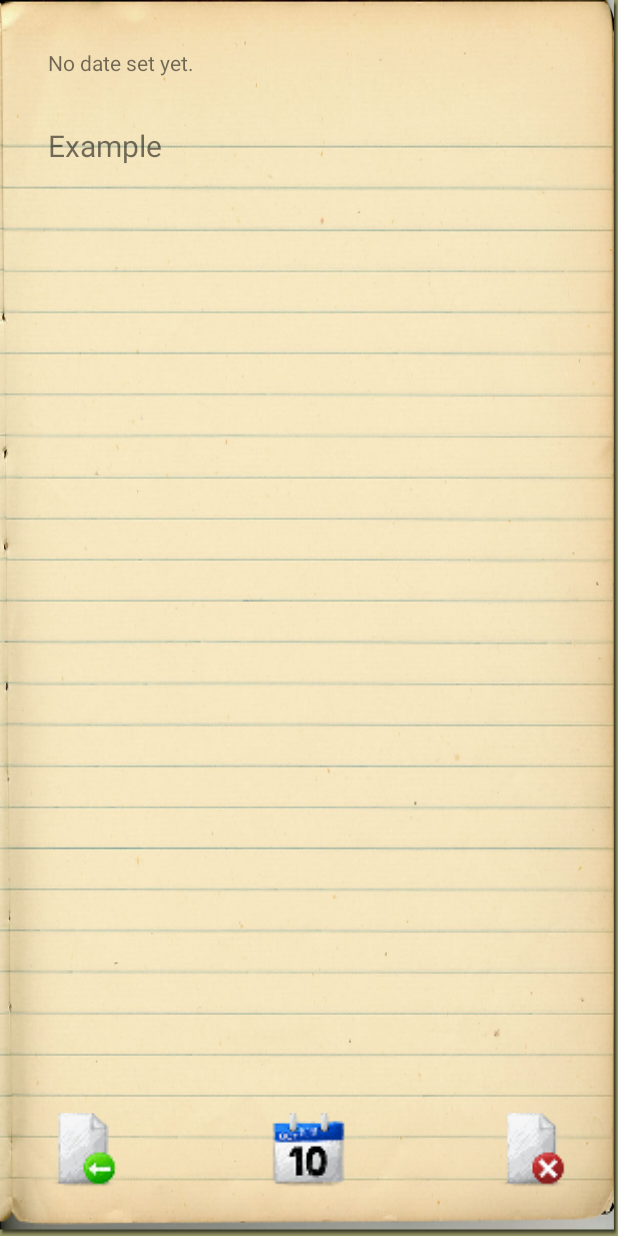
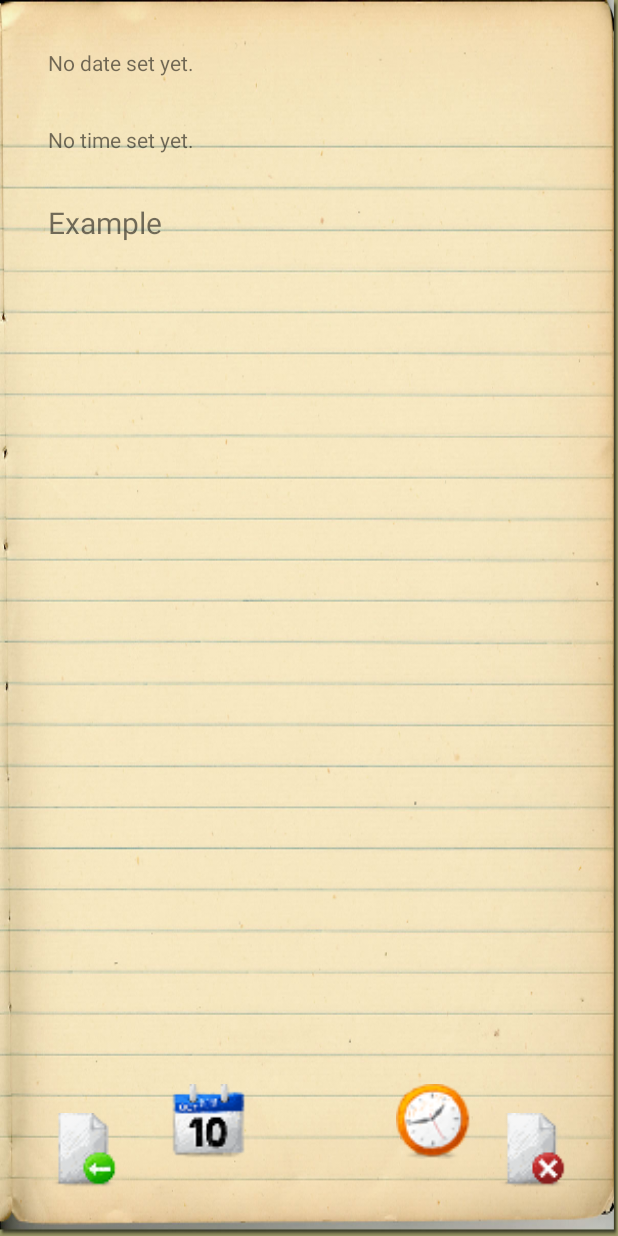
Before and after one commit to Malenea/ToDoList, an Android app: the layout popup.xml on its own in the app's theme, with its tools: preview values and no code run, on a phone screen of 412 x 824 dp. Run offline under Robolectric (Android 15) with nearby library versions, the phone set to English and light mode, and no system bars.

Commit message:
Added dif button for time

```diff
--- a/app/src/main/res/layout/popup.xml
+++ b/app/src/main/res/layout/popup.xml
@@ -17,12 +17,20 @@
         />
 
     <TextView
+        android:id="@+id/popup_txtTime"
+        android:text="@string/notime"
+        android:layout_width="wrap_content"
+        android:layout_height="wrap_content"
+        android:layout_below="@id/popup_txtDate"
+        android:layout_margin="@dimen/fab_margin"/>
+
+    <TextView
         android:id="@+id/popup_txt"
         android:layout_width="wrap_content"
         android:layout_height="wrap_content"
         android:textSize="20sp"
         android:text="@string/example"
-        android:layout_below="@id/popup_txtDate"
+        android:layout_below="@id/popup_txtTime"
         android:layout_margin="@dimen/fab_margin" />
 
     <ImageButton
@@ -44,13 +52,22 @@
         android:layout_margin = "@dimen/fab_margin" />
 
     <ImageButton
+        android:id="@+id/popup_clock"
+        android:background="@drawable/ic_timbtn"
+        android:layout_width="50dp"
+        android:layout_height="50dp"
+        android:layout_alignTop="@+id/popup_cal"
+        android:layout_toStartOf="@+id/popup_del" />
+
+    <ImageButton
         android:id="@+id/popup_cal"
         android:background="@drawable/ic_calbtn"
         android:layout_width="50dp"
         android:layout_height="50dp"
         android:layout_marginLeft="@dimen/fab_margin"
         android:layout_marginRight="@dimen/fab_margin"
-        android:layout_alignTop="@+id/popup_back"
-        android:layout_centerHorizontal="true" />
+        android:layout_marginBottom="19dp"
+        android:layout_alignBottom="@+id/popup_back"
+        android:layout_toEndOf="@+id/popup_back" />
 
 </RelativeLayout>
--- a/app/src/main/res/values/strings.xml
+++ b/app/src/main/res/values/strings.xml
@@ -7,5 +7,6 @@
 
     <string name="example">Example</string>
     <string name="nodate">No date set yet.</string>
+    <string name="notime">No time set yet.</string>
 
 </resources>
```
Also changed, not shown: app/src/main/java/com/malenea/todolist/MainActivity.java (+36 -3 lines), app/src/main/res/drawable-hdpi/ic_timbtn.png (added), app/src/main/res/drawable-mdpi/ic_timbtn.png (added), app/src/main/res/drawable-xhdpi/ic_timbtn.png (added), app/src/main/res/drawable-xxhdpi/ic_timbtn.png (added), app/src/main/res/drawable-xxxhdpi/ic_timbtn.png (added).
